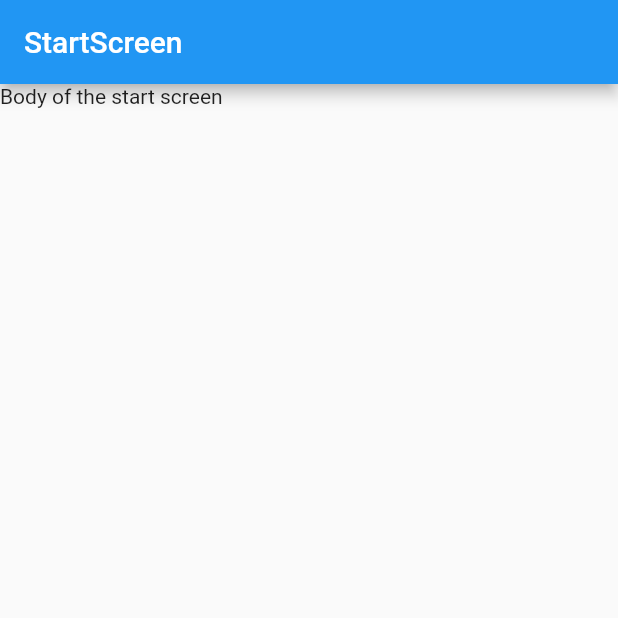
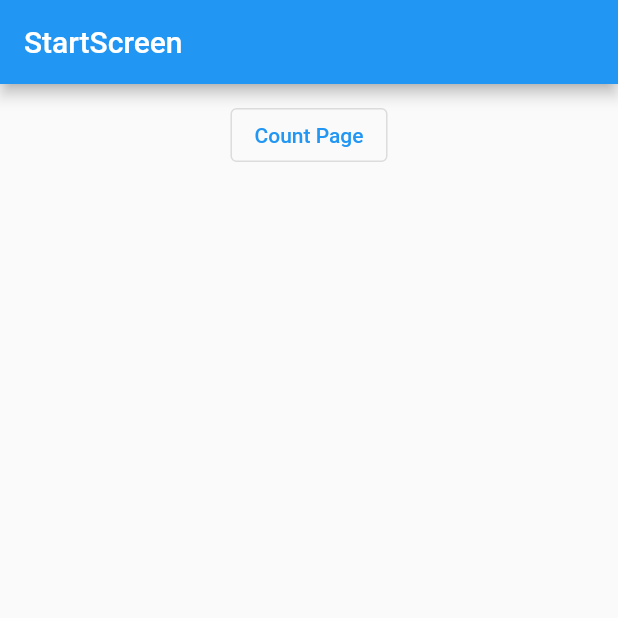
Before and after one commit to julesep3/FlutterExplorationProject, a Flutter app: the screen it shows after launch, on a phone screen of 412 x 824 dp, the top half of it. Run offline on Flutter 3.47's test engine with Material 2 defaults, Android fonts, the phone set to English and light mode, and no system bars.

Commit message:
add button to count page

```diff
--- a/lib/main.dart
+++ b/lib/main.dart
@@ -1,4 +1,5 @@
 import 'package:flutter/material.dart';
+import 'package:scratch_project/viewscreen/count.dart';
 import 'package:scratch_project/viewscreen/start_screen.dart';
 
 void main() {
@@ -13,6 +14,7 @@ class Explore extends StatelessWidget {
       initialRoute: StartScreen.routeName,
       routes: {
         StartScreen.routeName: (BuildContext context) => StartScreen(),
+        Count.routeName: (context) => Count(),
       },
     );
   }
--- /dev/null
+++ b/lib/viewscreen/count.dart
@@ -0,0 +1,21 @@
+import 'package:flutter/material.dart';
+
+class Count extends StatefulWidget {
+  static const routeName = '/count';
+  @override
+  State<StatefulWidget> createState() {
+    return _CountState();
+  }
+}
+
+class _CountState extends State<Count> {
+  @override
+  Widget build(BuildContext context) {
+    return Scaffold(
+      appBar: AppBar(
+        title: Text('Count Menu'),
+      ),
+      body: Text('count page'),
+    );
+  }
+}
--- a/lib/viewscreen/start_screen.dart
+++ b/lib/viewscreen/start_screen.dart
@@ -1,4 +1,5 @@
 import 'package:flutter/material.dart';
+import 'package:scratch_project/viewscreen/count.dart';
 
 class StartScreen extends StatefulWidget {
   static const routeName = '/startScreen';
@@ -16,7 +17,22 @@ class _StartScreenState extends State<StartScreen> {
       appBar: AppBar(
         title: Text('StartScreen'),
       ),
-      body: Text('Body of the start screen'),
+      body: SingleChildScrollView(
+        child: Center(
+          child: Column(
+            children: [
+              Container(
+                margin: EdgeInsets.all(10.0),
+                child: OutlinedButton(
+                  onPressed: () =>
+                      Navigator.pushNamed(context, Count.routeName),
+                  child: Text('Count Page'),
+                ),
+              )
+            ],
+          ),
+        ),
+      ),
     );
   }
 }
```
